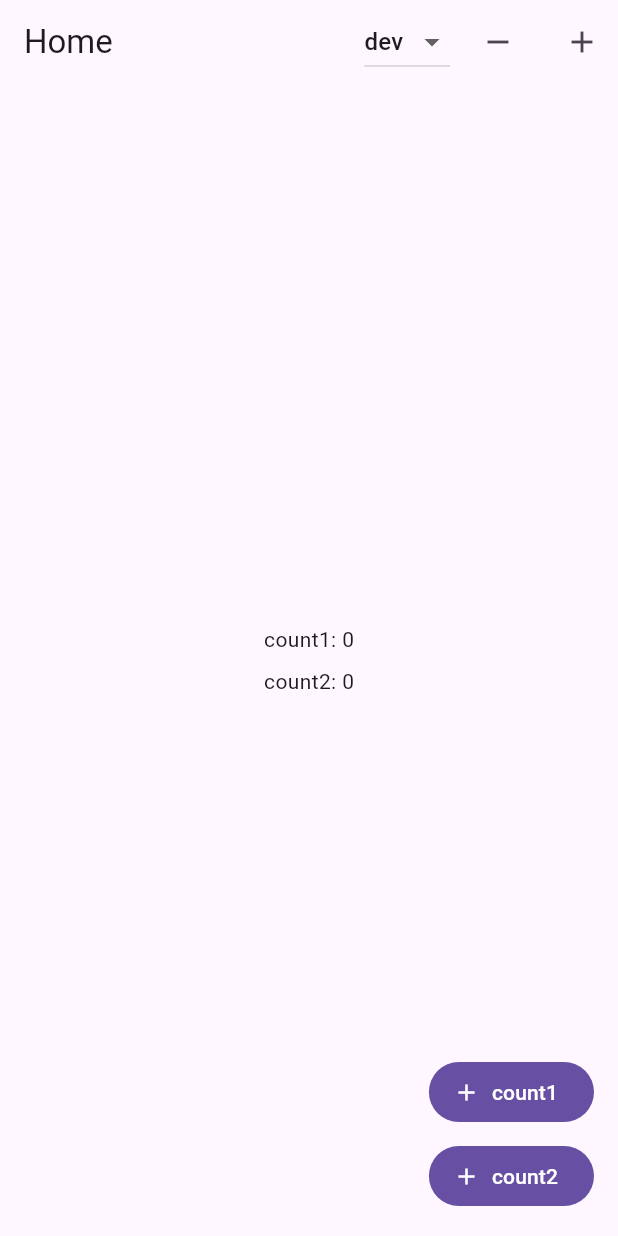
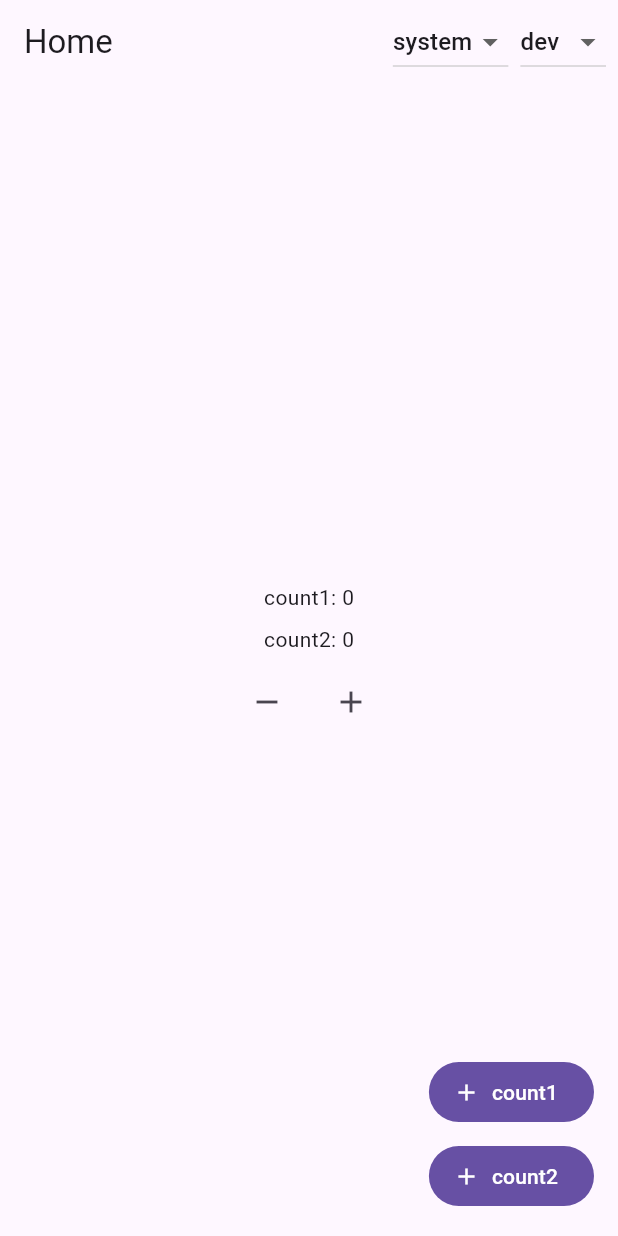
Before and after one commit to davidchow24/simple_controller, a Flutter app: the screen it shows after launch, after a tap on the "remove" icon, on a phone screen of 412 x 824 dp. Run offline on Flutter 3.47's test engine with Material 3 defaults, Android fonts, the phone set to English and light mode, and no system bars.

Commit message:
Add createState to SimpleController

```diff
--- a/example/lib/main.dart
+++ b/example/lib/main.dart
@@ -8,74 +8,51 @@ enum Env {
   prod,
 }
 
-class EnvController extends SimpleController {
-  Env _env = Env.dev;
-  Env get env => _env;
-
-  SimpleControllerCommand<void, Env?> get updateEnv =>
-      createCommand(_updateEnv);
-
-  void _updateEnv(Env? env) {
-    if (env == null) {
-      return;
-    }
-    _env = env;
-  }
+class SettingController extends SimpleController {
+  late final localeState = createState(Locale('en', 'US'));
+  late final themeModeState = createState(ThemeMode.system);
+  late final envState = createState(Env.dev);
 }
 
 class MainAppController extends SimpleController {
   MainAppController({
-    required EnvController envController,
+    required SettingController settingController,
   }) {
     addDependency(
-      controller: envController,
-      select: (value) => value.env,
-      listen: _envControllerEnvListener,
-    );
-  }
-
-  void _envControllerEnvListener(Env prev, Env next) {
-    _countLength = switch (next) {
+      controller: settingController,
+      select: (value) => value.envState.value,
+      listen: (prev, next) {
+        countLengthState.value = switch (next) {
           Env.dev => 3,
           Env.uat => 2,
           Env.stg => 1,
           Env.prod => 0,
         };
-    notifyListeners();
+      },
+    );
   }
+
+  late final countLengthState = createState(0);
 
   final int maxCountLength = 3;
 
-  int _countLength = 1;
-  int get countLength => _countLength;
+  bool get isMaxCountLength => countLengthState.value >= maxCountLength;
 
-  bool get isMaxCountLength => _countLength >= maxCountLength;
+  bool get isMinCountLength => countLengthState.value <= 0;
 
-  bool get isMinCountLength => _countLength <= 0;
-
-  SimpleControllerCommand<void, Null> get incrementCountLength =>
-      createCommand(_incrementCountLength);
-
-  void _incrementCountLength(Null _) async {
+  late final incrementCountLength = createCommand((_) {
     if (isMaxCountLength) {
       return;
     }
-    // Simulate async operation
-    await Future.delayed(Duration(milliseconds: 300));
-    _countLength++;
-  }
+    countLengthState.value++;
+  });
 
-  SimpleControllerCommand<void, Null> get decrementCountLength =>
-      createCommand(_decrementCountLength);
-
-  void _decrementCountLength(Null _) async {
+  late final decrementCountLength = createCommand((_) {
     if (isMinCountLength) {
       return;
     }
-    // Simulate async operation
-    await Future.delayed(Duration(milliseconds: 300));
-    _countLength--;
-  }
+    countLengthState.value--;
+  });
 }
 
 class HomePageController extends SimpleController {
@@ -84,24 +61,24 @@ class HomePageController extends SimpleController {
   }) {
     addDependency(
       controller: mainAppController,
-      select: (value) => value.countLength,
-      listen: _mainAppControllerCountLengthListener,
+      select: (value) => value.countLengthState.value,
+      listen: (prev, next) {
+        countsState.value = List.generate(
+          next,
+          (i) => countsState.value.elementAtOrNull(i) ?? 0,
+        );
+      },
     );
   }
 
-  void _mainAppControllerCountLengthListener(int prev, int next) {
-    _counts = List.generate(next, (i) => _counts.elementAtOrNull(i) ?? 0);
-    notifyListeners();
-  }
+  late final countsState = createState(<int>[]);
 
-  List<int> _counts = [];
-  List<int> get counts => _counts;
-
-  SimpleControllerCommand<void, int> get increment => createCommand(_increment);
-
-  void _increment(int index) {
-    _counts[index]++;
-  }
+  late final increment = createCommand(
+    (int index) {
+      countsState.value[index]++;
+    },
+    debounce: const Duration(milliseconds: 100),
+  );
 }
 
 void main() {
@@ -115,22 +92,39 @@ class MainApp extends StatelessWidget {
   Widget build(BuildContext context) {
     return SimpleControllerProvider.multi(
       providers: [
-        SimpleControllerProvider<EnvController>(
-          create: (context) => EnvController(),
+        SimpleControllerProvider<SettingController>(
+          create: (context) => SettingController(),
         ),
         SimpleControllerProvider<MainAppController>(
           create: (context) => MainAppController(
-            envController: context.use(),
+            settingController: context.use(),
           ),
         ),
       ],
-      child: MaterialApp(
-        home: SimpleControllerProvider(
+      child: Builder(
+        builder: (context) {
+          final settingController = context.use<SettingController>();
+
+          return settingController.build(
+            select: (value) => (
+              locale: value.localeState.value,
+              themeMode: value.themeModeState.value,
+            ),
+            builder: (context, value, child) => MaterialApp(
+              locale: value.locale,
+              themeMode: value.themeMode,
+              theme: ThemeData.light(),
+              darkTheme: ThemeData.dark(),
+              home: child,
+            ),
+            child: SimpleControllerProvider(
               create: (context) => HomePageController(
                 mainAppController: context.use(),
               ),
               child: HomePage(),
             ),
+          );
+        },
       ),
     );
   }
@@ -141,84 +135,40 @@ class HomePage extends StatelessWidget {
 
   @override
   Widget build(BuildContext context) {
-    final envController = context.use<EnvController>();
-    final mainAppController = context.use<MainAppController>();
-    final homePageController = context.use<HomePageController>();
+    final controller = context.use<HomePageController>();
 
     return Scaffold(
       appBar: AppBar(
         title: Text('Home'),
         actions: [
-          envController.build(
-            select: (value) => value.env,
-            builder: (context, env) {
-              return DropdownButton(
-                value: env,
-                items: [
-                  for (final value in Env.values)
-                    DropdownMenuItem(
-                      value: value,
-                      child: Text(value.name),
-                    ),
-                ],
-                onChanged: envController.updateEnv.execute,
-              );
-            },
-          ),
+          SettingWidget(),
           SizedBox(width: 8.0),
-          mainAppController.build(
-            select: (value) => value.isMinCountLength,
-            builder: (context, isMinCountLength) => mainAppController.build(
-              select: (value) => value.decrementCountLength.isExecuting,
-              builder: (context, isExecuting) => IconButton(
-                onPressed: isMinCountLength || isExecuting
-                    ? null
-                    : () {
-                        mainAppController.decrementCountLength.execute(null);
-                      },
-                icon: Icon(Icons.remove),
-              ),
-            ),
-          ),
-          SizedBox(width: 8.0),
-          mainAppController.build(
-            select: (value) => value.isMaxCountLength,
-            builder: (context, isMaxCountLength) => mainAppController.build(
-              select: (value) => value.incrementCountLength.isExecuting,
-              builder: (context, isExecuting) => IconButton(
-                onPressed: isMaxCountLength || isExecuting
-                    ? null
-                    : () {
-                        mainAppController.incrementCountLength.execute(null);
-                      },
-                icon: Icon(Icons.add),
-              ),
-            ),
-          ),
         ],
       ),
       body: Center(
-        child: homePageController.build(
-          select: (value) => value.counts.length,
-          builder: (context, length) => Column(
+        child: controller.build(
+          select: (value) => value.countsState.value.length,
+          builder: (context, length, child) => Column(
             mainAxisSize: MainAxisSize.min,
             children: [
               for (var i = 0; i < length; i++) ...[
                 if (i > 0) const SizedBox(height: 8.0),
-                homePageController.build(
-                  select: (value) => value.counts.elementAtOrNull(i),
-                  builder: (context, value) {
+                controller.build(
+                  select: (value) => value.countsState.value.elementAtOrNull(i),
+                  builder: (context, value, child) {
                     return Text('count${i + 1}: $value');
                   },
                 ),
               ],
+              const SizedBox(height: 8.0),
+              MainWidget(),
             ],
           ),
         ),
       ),
-      floatingActionButton: homePageController.build(
-        select: (value) => value.counts.length,
-        builder: (context, length) {
+      floatingActionButton: controller.build(
+        select: (value) => value.countsState.value.length,
+        builder: (context, length, child) {
           return Column(
             mainAxisSize: MainAxisSize.min,
             children: [
@@ -226,7 +176,7 @@ class HomePage extends StatelessWidget {
                 if (i > 0) const SizedBox(height: 8.0),
                 FilledButton.icon(
                   onPressed: () {
-                    homePageController.increment.execute(i);
+                    controller.increment.execute(i);
                   },
                   icon: Icon(Icons.add),
                   label: Text('count${i + 1}'),
@@ -239,3 +189,101 @@ class HomePage extends StatelessWidget {
     );
   }
 }
+
+class SettingWidget extends StatelessWidget {
+  const SettingWidget({super.key});
+
+  @override
+  Widget build(BuildContext context) {
+    final controller = context.use<SettingController>();
+    return Row(
+      mainAxisSize: MainAxisSize.min,
+      children: [
+        controller.build(
+          select: (value) => value.themeModeState.value,
+          builder: (context, themeMode, child) {
+            return DropdownButton(
+              value: themeMode,
+              items: [
+                for (final value in ThemeMode.values)
+                  DropdownMenuItem(
+                    value: value,
+                    child: Text(value.name),
+                  ),
+              ],
+              onChanged: (value) {
+                if (value != null) {
+                  controller.themeModeState.value = value;
+                }
+              },
+            );
+          },
+        ),
+        SizedBox(width: 8.0),
+        controller.build(
+          select: (value) => value.envState.value,
+          builder: (context, env, child) {
+            return DropdownButton(
+              value: env,
+              items: [
+                for (final value in Env.values)
+                  DropdownMenuItem(
+                    value: value,
+                    child: Text(value.name),
+                  ),
+              ],
+              onChanged: (value) {
+                if (value != null) {
+                  controller.envState.value = value;
+                }
+              },
+            );
+          },
+        ),
+      ],
+    );
+  }
+}
+
+class MainWidget extends StatelessWidget {
+  const MainWidget({super.key});
+
+  @override
+  Widget build(BuildContext context) {
+    final controller = context.use<MainAppController>();
+    return Row(
+      mainAxisSize: MainAxisSize.min,
+      children: [
+        controller.build(
+          select: (value) => value.isMinCountLength,
+          builder: (context, isMinCountLength, child) => controller.build(
+            select: (value) => value.decrementCountLength.isExecuting,
+            builder: (context, isExecuting, child) => IconButton(
+              onPressed: isMinCountLength || isExecuting
+                  ? null
+                  : () {
+                      controller.decrementCountLength.execute(null);
+                    },
+              icon: Icon(Icons.remove),
+            ),
+          ),
+        ),
+        SizedBox(width: 8.0),
+        controller.build(
+          select: (value) => value.isMaxCountLength,
+          builder: (context, isMaxCountLength, child) => controller.build(
+            select: (value) => value.incrementCountLength.isExecuting,
+            builder: (context, isExecuting, child) => IconButton(
+              onPressed: isMaxCountLength || isExecuting
+                  ? null
+                  : () {
+                      controller.incrementCountLength.execute(null);
+                    },
+              icon: Icon(Icons.add),
+            ),
+          ),
+        ),
+      ],
+    );
+  }
+}
--- a/lib/simple_controller.dart
+++ b/lib/simple_controller.dart
@@ -16,21 +16,53 @@ extension SimpleSimpleControllerExtension<N extends SimpleController> on N {
   /// Create a widget that listens to changes in the controller's state and rebuilds accordingly.
   Widget build<S>({
     required S Function(N value) select,
+    required Widget Function(
+      BuildContext context,
+      S value,
+      Widget? child,
+    ) builder,
     Function(S prev, S next)? listen,
-    required Widget Function(BuildContext context, S value) builder,
+    Widget? child,
   }) {
     return _SimpleControllerSelector(
       controller: this,
       select: select,
       listen: listen,
       builder: builder,
+      child: child,
     );
   }
 }
 
+class SimpleControllerState<T> {
+  const SimpleControllerState({
+    required T Function() getState,
+    required SimpleControllerCommand<void, T> setState,
+  })  : _getState = getState,
+        _setState = setState;
+
+  final T Function() _getState;
+
+  final SimpleControllerCommand<void, T> _setState;
+
+  T get value => _getState();
+
+  set value(T value) {
+    _setState.execute(value);
+  }
+
+  bool operator ==(Object other) {
+    if (identical(this, other)) return true;
+    return other is SimpleControllerState<T> && other.value == value;
+  }
+
+  @override
+  int get hashCode => value.hashCode;
+}
+
 /// A dependency class that holds a controller, a selector function, a listener function,
-class SimpleControllerDependency<T, N extends SimpleController> {
-  const SimpleControllerDependency({
+class _SimpleControllerDependency<T, N extends SimpleController> {
+  const _SimpleControllerDependency({
     required this.controller,
     required this.select,
     required this.listen,
@@ -93,6 +125,7 @@ class SimpleControllerCommand<Output, Input> {
     final executingCount = _executingCountMap[_key] ?? 0;
     _executingCountMap[_key] = executingCount - 1;
     if (_executingCountMap[_key] == 0) {
+      _executingCountMap.remove(_key);
       _notifyListeners();
     }
   }
@@ -128,6 +161,7 @@ class SimpleControllerCommand<Output, Input> {
     final throttleCount = _throttleCountMap[_key] ?? 0;
     _throttleCountMap[_key] = throttleCount - 1;
     if (_throttleCountMap[_key] == 0) {
+      _throttleCountMap.remove(_key);
       _notifyListeners();
     }
   }
@@ -211,22 +245,40 @@ class SimpleControllerCommand<Output, Input> {
   }
 }
 
-typedef SimpleControllerCommandCallback<Output, Input> = Future<Output>
-    Function(Input);
-
 /// A controller class that extends [ChangeNotifier] to manage dependencies and notify listeners.
 ///
 /// The [SimpleController] class allows adding dependencies to other controllers and listening
 /// to changes in their selected values. It maintains a list of states, each representing a dependency
 /// and its associated listener.
 class SimpleController extends ChangeNotifier {
-  final List<_SimpleControllerState> _states = [];
+  final List<_SimpleControllerDependencyState> _dependencyStates = [];
 
   final Map<String, int> _executingCountMap = {};
   final Map<String, int> _debounceCountMap = {};
   final Map<String, int> _throttleCountMap = {};
 
+  final Map<Key, Object?> _stateMap = {};
+
+  /// Create a [SimpleControllerState] with an initial state.
+  @protected
+  SimpleControllerState<T> createState<T>(T initialState) {
+    final key = UniqueKey();
+
+    void setState(T value) {
+      _stateMap[key] = value;
+      notifyListeners();
+    }
+
+    _stateMap[key] = initialState;
+
+    return SimpleControllerState<T>(
+      getState: () => _stateMap[key] as T,
+      setState: createCommand(setState),
+    );
+  }
+
   /// Create a [SimpleControllerCommand] with a callback function.
+  @protected
   SimpleControllerCommand<Output, Input> createCommand<Output, Input>(
     FutureOr<Output> Function(Input) callback, {
     String? key,
@@ -248,28 +300,30 @@ class SimpleController extends ChangeNotifier {
   }
 
   /// Add a dependency to the controller.
+  @protected
   void addDependency<T, N extends SimpleController>({
     required N controller,
     required T Function(N value) select,
-    required void Function(T prev, T next) listen,
+    required FutureOr<void> Function(T prev, T next) listen,
     bool fireImmediately = true,
   }) {
-    final index = _states.length;
+    final index = _dependencyStates.length;
 
     final selectedValue = select(controller);
 
-    final listener = () {
-      final prev = _states[index].value;
+    final listener = () async {
+      final prev = _dependencyStates[index].value;
       final next = select(controller);
       if (prev != next) {
-        _states[index].value = next;
-        listen(prev, next);
+        _dependencyStates[index].value = next;
+        await listen(prev, next);
+        notifyListeners();
       }
     };
 
-    _states.add(
-      _SimpleControllerState(
-        dependency: SimpleControllerDependency<T, N>(
+    _dependencyStates.add(
+      _SimpleControllerDependencyState(
+        dependency: _SimpleControllerDependency<T, N>(
           controller: controller,
           select: select,
           listen: listen,
@@ -290,8 +344,8 @@ class SimpleController extends ChangeNotifier {
   /// Remove a dependency from the controller.
   @override
   void dispose() {
-    for (var i = 0; i < _states.length; i++) {
-      final state = _states[i];
+    for (var i = 0; i < _dependencyStates.length; i++) {
+      final state = _dependencyStates[i];
       state.dependency.controller.removeListener(state.listener);
     }
     super.dispose();
@@ -368,15 +422,17 @@ class _SimpleControllerSelector<T, N extends SimpleController>
   const _SimpleControllerSelector({
     required this.controller,
     required this.select,
+    required this.builder,
     this.listen,
-    required this.builder,
+    this.child,
     Key? key,
   }) : super(key: key);
 
   final N controller;
   final T Function(N value) select;
   final void Function(T prev, T next)? listen;
-  final Widget Function(BuildContext context, T value) builder;
+  final Widget Function(BuildContext context, T value, Widget? child) builder;
+  final Widget? child;
 
   @override
   State<_SimpleControllerSelector<T, N>> createState() =>
@@ -415,18 +471,22 @@ class _SimpleControllerSelectorState<T, N extends SimpleController>
 
   @override
   Widget build(BuildContext context) {
-    return widget.builder(context, _value);
+    return widget.builder(
+      context,
+      _value,
+      widget.child,
+    );
   }
 }
 
-class _SimpleControllerState<T> {
-  _SimpleControllerState({
+class _SimpleControllerDependencyState<T> {
+  _SimpleControllerDependencyState({
     required this.dependency,
     required this.listener,
     required this.value,
   });
 
-  final SimpleControllerDependency dependency;
+  final _SimpleControllerDependency dependency;
   final void Function() listener;
   T value;
 }
--- a/pubspec.yaml
+++ b/pubspec.yaml
@@ -1,6 +1,6 @@
 name: simple_controller
-description: "A wrapper around StatefulWidget to make them easier to use and more reusable."
-version: 1.3.1
+description: "A lightweight and efficient state management solution for Flutter applications."
+version: 1.4.0
 homepage: https://github.com/davidchow24/simple_controller
 
 environment:
```
Also changed, not shown: example/pubspec.lock, 2 other files. Lines whose indentation alone changed are shown as unchanged.
